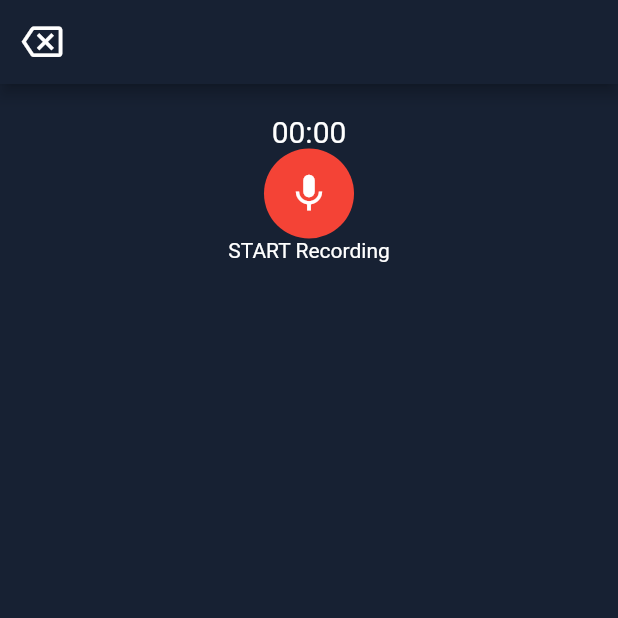
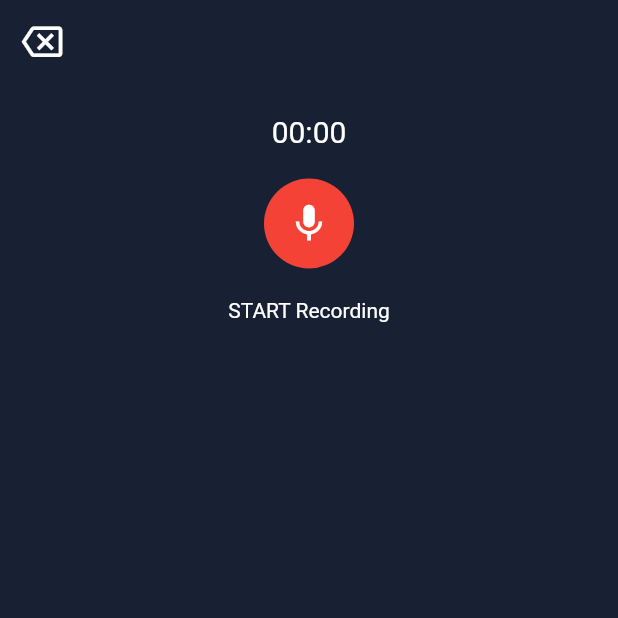
Before and after one commit to GARVIT1235/Media-Recorder, a Flutter app: the AudioController screen opened directly, on a phone screen of 412 x 824 dp, the top half of it. Run offline on Flutter 3.47's test engine with Material 2 defaults, Android fonts, the phone set to English and light mode, and no system bars; our stand-ins replace animated_text_kit, camera, video_player.

Commit message:
second 2.2

```diff
--- a/lib/Pages/audio/audioController.dart
+++ b/lib/Pages/audio/audioController.dart
@@ -20,6 +20,7 @@ class _AudioControllerState extends State<AudioController> {
     return Scaffold(
         backgroundColor: Color(0xff172133),
         appBar: AppBar(
+          elevation: 0,
           backgroundColor: Color(0xff172133),
           leading: IconButton(
               icon: Icon(
@@ -34,7 +35,7 @@ class _AudioControllerState extends State<AudioController> {
             padding: EdgeInsets.all(20),
             height: MediaQuery.of(context).size.height,
             width: MediaQuery.of(context).size.width,
-            alignment: Alignment.bottomCenter,
+            alignment: Alignment.center,
             child: Column(children: [
               Text(
                 time,
@@ -43,6 +44,7 @@ class _AudioControllerState extends State<AudioController> {
                   fontSize: 20,
                 ),
               ),
+              SizedBox(height: 20),
               Container(
                 child: CircleAvatar(
                   backgroundColor: Colors.red,
@@ -67,6 +69,7 @@ class _AudioControllerState extends State<AudioController> {
                   ),
                 ),
               ),
+              SizedBox(height: 20),
               isRecording
                   ? Text(
                       "STOP Recording",
```
